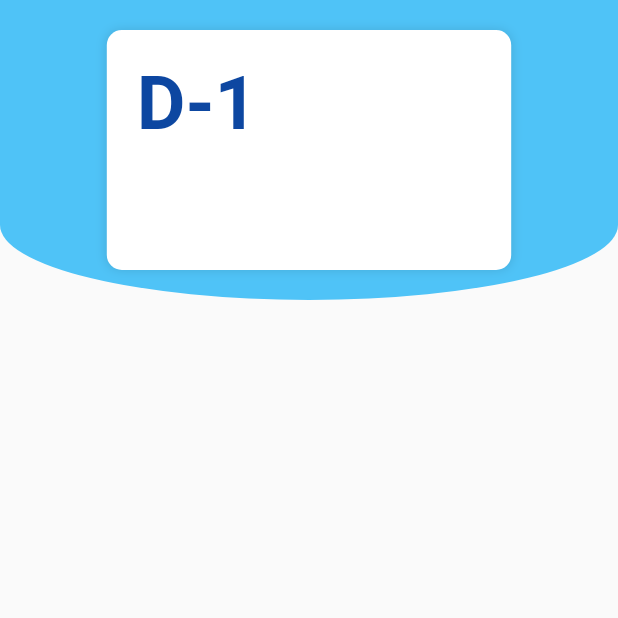
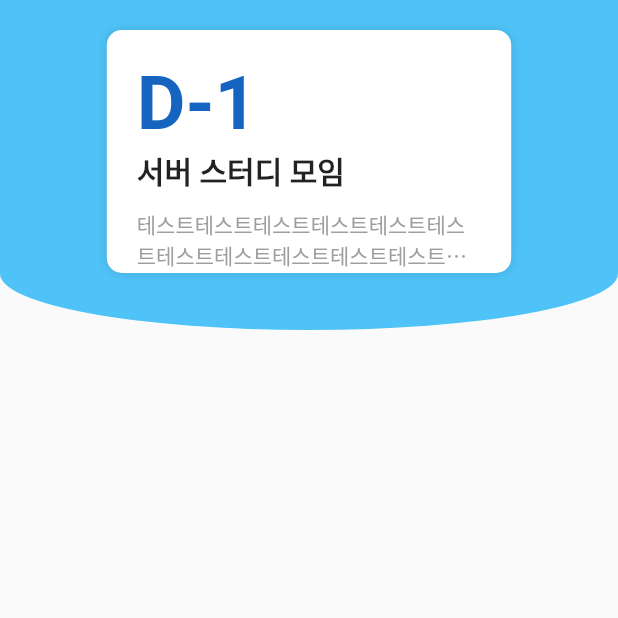
Before and after one commit to BusanDevelopers/D-DayCalendar, a Flutter app: the screen it shows after launch, on a phone screen of 412 x 824 dp, the top half of it. Run offline on Flutter 3.47's test engine with Material 2 defaults, Android fonts, the phone set to English and light mode, and no system bars; our stand-ins replace flutter_swiper.

Commit message:
Add: Indicating informations in dday object

```diff
--- /dev/null
+++ b/d_day_calendar/lib/dday.dart
@@ -0,0 +1,7 @@
+class Dday {
+  final DateTime date;
+  final String title;
+  final String description;
+
+  Dday(this.date, this.title, [this.description = ""]);
+}
--- a/d_day_calendar/lib/dday_unit.dart
+++ b/d_day_calendar/lib/dday_unit.dart
@@ -1,12 +1,31 @@
+import 'package:d_day_calendar/dday.dart';
 import 'package:flutter/material.dart';
 
 class DdayUnit extends StatelessWidget {
+  final Dday _dday;
+
+  DdayUnit({
+    @required Dday dday
+  }): _dday = dday;
+
   @override
   Widget build(BuildContext context) {
-    return Container(
-      width: 200,
-      height: 150,
-      margin: EdgeInsets.symmetric(horizontal: 30, vertical: 20),
+    DateTime now = new DateTime.now();
+    int remainDay = _dday.date.difference(new DateTime(now.year, now.month, now.day)).inDays;
+    Color ddayColor = Colors.blue[100];
+
+    if(remainDay == 0) ddayColor = Colors.blue[900];
+    else if(remainDay <= 10) ddayColor = Colors.blue[800];
+    else if(remainDay <= 20) ddayColor = Colors.blue[700];
+    else if(remainDay <= 30) ddayColor = Colors.blue[600];
+    else if(remainDay <= 40) ddayColor = Colors.blue[500];
+    else if(remainDay <= 50) ddayColor = Colors.blue[400];
+    else if(remainDay <= 60) ddayColor = Colors.blue[300];
+    else if(remainDay <= 70) ddayColor = Colors.blue[200];
+
+    return GestureDetector(
+      child: Container(
+        margin: EdgeInsets.symmetric(vertical: 20, horizontal: 30),
         decoration: BoxDecoration(
           borderRadius: BorderRadius.circular(10.0),
           color: Colors.white,
@@ -23,16 +42,36 @@ class DdayUnit extends StatelessWidget {
             crossAxisAlignment: CrossAxisAlignment.start,
             children: [
               Text(
-              'D-1',
+                'D-${(remainDay == 0) ? 'Day' : remainDay}',
                 style: TextStyle(
-                color: Colors.blue[900],
+                  color: ddayColor,
                   fontWeight: FontWeight.bold,
                   fontSize: 50
                 ),
+              ),
+              Text(
+                _dday.title,
+                style: TextStyle(
+                  fontWeight: FontWeight.bold,
+                  fontSize: 20
+                ),
+              ),
+              SizedBox(height: 10),
+              Text(
+                _dday.description,
+                style: TextStyle(
+                  color: Colors.grey
+                ),
+                maxLines: 2,
+                overflow: TextOverflow.ellipsis,
               )
             ],
           )
         ),
+      ),
+      onTap: () {
+
+      },
     );
   }
 }
--- a/d_day_calendar/lib/main_page.dart
+++ b/d_day_calendar/lib/main_page.dart
@@ -1,3 +1,4 @@
+import 'package:d_day_calendar/dday.dart';
 import 'package:d_day_calendar/dday_unit.dart';
 import 'package:flutter/material.dart';
 import 'package:flutter_swiper/flutter_swiper.dart';
@@ -14,10 +15,10 @@ class MainPage extends StatelessWidget {
             Stack(
               children: [
                 Container(
-                  height: 200,
+                  height: 220,
                   decoration: BoxDecoration(
                     color: Colors.lightBlue[300],
-                    borderRadius: BorderRadius.only(bottomLeft: Radius.elliptical(width, 100), bottomRight: Radius.elliptical(width, 100))
+                    borderRadius: BorderRadius.only(bottomLeft: Radius.elliptical(width, 75), bottomRight: Radius.elliptical(width, 75))
                   )
                 ),
                 Column(
@@ -25,15 +26,15 @@ class MainPage extends StatelessWidget {
                   children: [
                     Container(
                       width: double.infinity,
-                      height: 200,
+                      height: 202,
                       child: Swiper(
                         autoplay: true,
-                        autoplayDelay: 3000,
+                        autoplayDelay: 5000,
                         viewportFraction: 0.8,
                         scale: 0.85,
                         itemCount: 5,
                         itemBuilder: (_, index) {
-                          return DdayUnit();
+                          return DdayUnit(dday: new Dday(new DateTime(2020, 8, 8), "서버 스터디 모임", "테스트테스트테스트테스트테스트테스트테스트테스트테스트테스트테스트테스트테스트테스트"));
                         },
                       )
                     )
```
Lines whose indentation alone changed are shown as unchanged.
